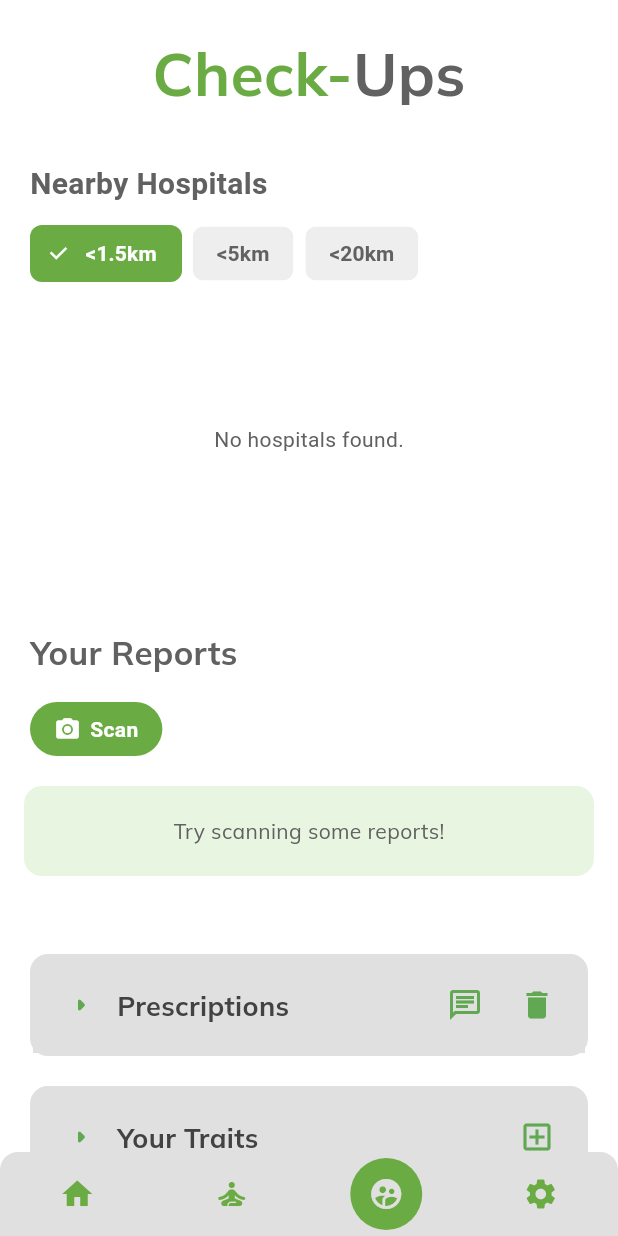
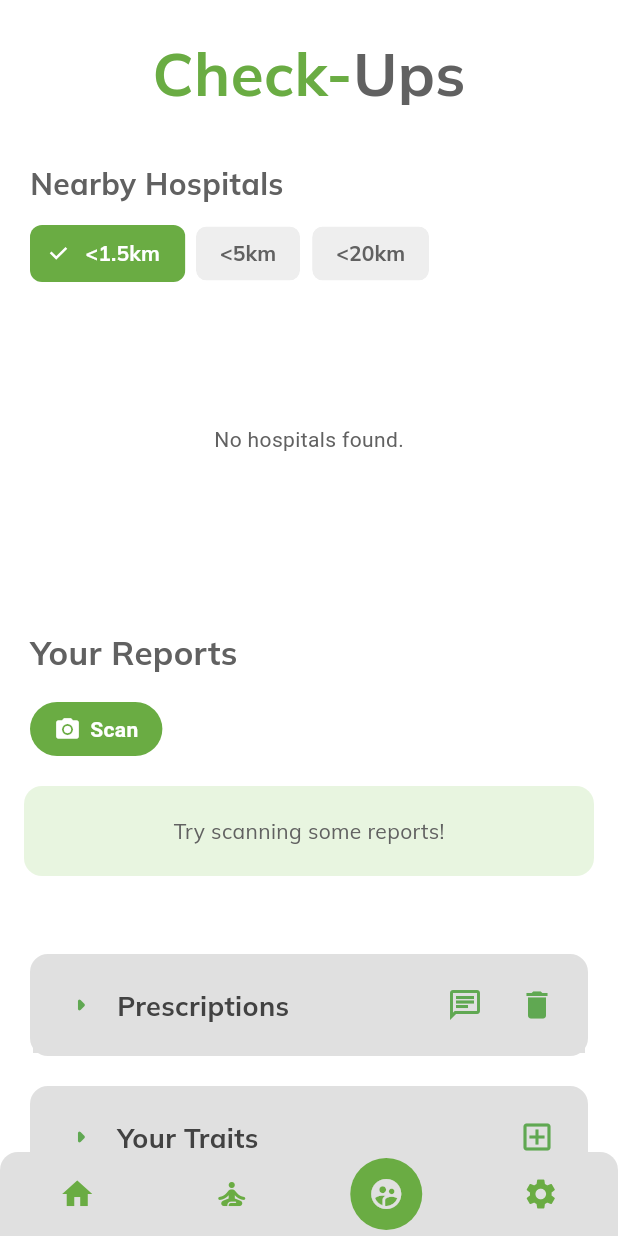
Before and after one commit to Sh1vT/wellnesswiz, a Flutter app: the GlobalScaffold screen opened directly, item 3 of the bottom bar chosen, after a tap on the "delete" icon, on a phone screen of 412 x 824 dp. Run offline on Flutter 3.47's test engine with Material 3 defaults, Android fonts, the phone set to English and light mode, and no system bars; drawn by our look-alikes of flutter_snake_navigationbar; our stand-ins replace audioplayers, cloud_firestore, csv, datetime_picker_formfield, dotted_border, firebase_auth and 18 more; missing offline and left inert: android_intent_plus, another_telephony, dart_geohash, markdown, workmanager; accounts and stored records are empty.

Commit message:
font updates

```diff
--- a/lib/chat/content/alerts/widgets/sos_alert_button.dart
+++ b/lib/chat/content/alerts/widgets/sos_alert_button.dart
@@ -137,19 +137,24 @@ class _SOSAlertButtonState extends State<SOSAlertButton> {
                   width: 20,
                 ),
                 Row(
-                  children: const [
+                  children: [
                     Text(
                       'Send ',
                       style: TextStyle(
-                          color: Colors.red,
-                          fontWeight: FontWeight.bold,
-                          fontSize: 18),
+                        color: Colors.red,
+                        fontWeight: FontWeight.bold,
+                        fontSize: 18,
+                        fontFamily: 'Mulish',
+                      ),
                     ),
                     Text('Alerts',
-                        style: TextStyle(
-                            fontWeight: FontWeight.bold,
-                            color: Colors.grey,
-                            fontSize: 18)),
+                      style: TextStyle(
+                        fontWeight: FontWeight.bold,
+                        color: Colors.grey,
+                        fontSize: 18,
+                        fontFamily: 'Mulish',
+                      ),
+                    ),
                   ],
                 ),
                 Spacer(),
--- a/lib/chat/content/alerts/widgets/sos_contacts_button.dart
+++ b/lib/chat/content/alerts/widgets/sos_contacts_button.dart
@@ -60,13 +60,15 @@ class SOSContactsButton extends StatelessWidget {
                       style: TextStyle(
                           color: Color.fromARGB(255, 106, 172, 67),
                           fontWeight: FontWeight.bold,
-                          fontSize: 18),
+                          fontSize: 18,
+                          fontFamily: 'Mulish'),
                     ),
                     Text('Contacts',
                         style: TextStyle(
                             fontWeight: FontWeight.bold,
                             color: Colors.grey,
-                            fontSize: 18)),
+                            fontSize: 18,
+                            fontFamily: 'Mulish')),
                   ],
                 ),
                 Spacer(),
--- a/lib/doctor/content/docs/widgets/doctors_section.dart
+++ b/lib/doctor/content/docs/widgets/doctors_section.dart
@@ -75,7 +75,7 @@ class _NearbyHospitalsSectionState extends State<NearbyHospitalsSection> {
           padding: const EdgeInsets.only(left: 20, right: 20, top: 18, bottom: 0),
           child: Text(
             'Nearby Hospitals',
-            style: const TextStyle(fontSize: 20, fontWeight: FontWeight.bold, color: ColorPalette.black),
+            style: const TextStyle(fontSize: 20, fontWeight: FontWeight.bold, color: ColorPalette.black, fontFamily: 'Mulish'),
           ),
         ),
         Padding(
@@ -90,6 +90,7 @@ class _NearbyHospitalsSectionState extends State<NearbyHospitalsSection> {
                     style: TextStyle(
                       color: selectedTier == i ? Colors.white : ColorPalette.black,
                       fontWeight: FontWeight.w600,
+                      fontFamily: 'Mulish',
                     ),
                   ),
                   selected: selectedTier == i,
--- a/lib/doctor/content/metrics/widgets/metric_trend_chart.dart
+++ b/lib/doctor/content/metrics/widgets/metric_trend_chart.dart
@@ -63,7 +63,7 @@ class _MetricTrendChartState extends State<MetricTrendChart> {
                   ),
                   Row(
                     mainAxisAlignment: MainAxisAlignment.spaceBetween,
-                    children: dateLabels.map((label) => Text(label, style: const TextStyle(fontSize: 10))).toList(),
+                    children: dateLabels.map((label) => Text(label, style: const TextStyle(fontSize: 10, fontFamily: 'Mulish'))).toList(),
                   ),
                 ],
               ),
@@ -138,7 +138,7 @@ class _TrendLinePainter extends CustomPainter {
     }
     canvas.drawPath(path, linePaint);
     // Y axis labels
-    final textStyle = const TextStyle(fontSize: 12, color: Colors.black, fontWeight: FontWeight.bold);
+    final textStyle = const TextStyle(fontSize: 12, color: Colors.black, fontWeight: FontWeight.bold, fontFamily: 'Mulish');
     final textPainterMin = TextPainter(
       text: TextSpan(text: minVal.toStringAsFixed(1), style: textStyle),
       textDirection: ui.TextDirection.ltr,
--- a/lib/doctor/content/metrics/widgets/report_type_selector.dart
+++ b/lib/doctor/content/metrics/widgets/report_type_selector.dart
@@ -26,7 +26,7 @@ class ReportTypeSelector extends StatelessWidget {
       children: [
         const Text(
           "Select Report Type",
-          style: TextStyle(fontWeight: FontWeight.bold),
+          style: TextStyle(fontWeight: FontWeight.bold, fontFamily: 'Mulish'),
         ),
         const SizedBox(height: 8),
         Wrap(
@@ -43,6 +43,7 @@ class ReportTypeSelector extends StatelessWidget {
                         color: selectedType == type ? Colors.white : ColorPalette.black,
                         fontWeight: FontWeight.w600,
                         fontSize: 14,
+                        fontFamily: 'Mulish',
                       ),
                     ),
                   ),
--- a/lib/login/sign_in_button.dart
+++ b/lib/login/sign_in_button.dart
@@ -36,7 +36,7 @@ class SignInButton extends StatelessWidget {
               Text(
                 buttontext,
                 style: TextStyle(
-                    fontFamily: "Mulish",
+                    fontFamily: 'Mulish',
                     fontSize: 16,
                     color: Colors.grey.shade700,
                     fontWeight: FontWeight.w600),
--- a/lib/mental_peace/content/monitor/widgets/emotion_monitor.dart
+++ b/lib/mental_peace/content/monitor/widgets/emotion_monitor.dart
@@ -59,7 +59,7 @@ class _EmotionMonitorState extends State<EmotionMonitor> {
         return AlertDialog(
           title: Text(
             'Your chat sessions for $day',
-            style: TextStyle(fontSize: 18),
+            style: TextStyle(fontSize: 18, fontFamily: 'Mulish'),
           ),
           content: SingleChildScrollView(
             child: Column(
@@ -101,14 +101,10 @@ class _EmotionMonitorState extends State<EmotionMonitor> {
             value: time.toDouble(),
             title: '',
             radius: 60,
-            titleStyle: TextStyle(
-              fontSize: 14,
-              fontWeight: FontWeight.bold,
-              color: Colors.white,
-            ),
+            titleStyle: TextStyle(fontFamily: 'Mulish'),
             badgeWidget: Text(
               emotion,
-              style: TextStyle(color: Colors.white, fontWeight: FontWeight.bold),
+              style: TextStyle(color: Colors.white, fontWeight: FontWeight.bold, fontFamily: 'Mulish'),
             ),
           );
         }).toList(),
@@ -187,19 +183,19 @@ class _EmotionMonitorState extends State<EmotionMonitor> {
               getTitlesWidget: (value, meta) {
                 switch (value.toInt()) {
                   case 0:
-                    return Text('Mon', style: TextStyle(color: Colors.black));
+                    return Text('Mon', style: TextStyle(color: Colors.black, fontFamily: 'Mulish'));
                   case 1:
-                    return Text('Tue', style: TextStyle(color: Colors.black));
+                    return Text('Tue', style: TextStyle(color: Colors.black, fontFamily: 'Mulish'));
                   case 2:
-                    return Text('Wed', style: TextStyle(color: Colors.black));
+                    return Text('Wed', style: TextStyle(color: Colors.black, fontFamily: 'Mulish'));
                   case 3:
-                    return Text('Thu', style: TextStyle(color: Colors.black));
+                    return Text('Thu', style: TextStyle(color: Colors.black, fontFamily: 'Mulish'));
                   case 4:
-                    return Text('Fri', style: TextStyle(color: Colors.black));
+                    return Text('Fri', style: TextStyle(color: Colors.black, fontFamily: 'Mulish'));
                   case 5:
-                    return Text('Sat', style: TextStyle(color: Colors.black));
+                    return Text('Sat', style: TextStyle(color: Colors.black, fontFamily: 'Mulish'));
                   case 6:
-                    return Text('Sun', style: TextStyle(color: Colors.black));
+                    return Text('Sun', style: TextStyle(color: Colors.black, fontFamily: 'Mulish'));
                   default:
                     return const Text('');
                 }
@@ -246,7 +242,8 @@ class _EmotionMonitorState extends State<EmotionMonitor> {
             style: TextStyle(
                 fontWeight: FontWeight.w600,
                 fontSize: 16,
-                color: Colors.grey.shade700),
+                color: Colors.grey.shade700,
+                fontFamily: 'Mulish'),
           ),
         ),
         Padding(
--- a/lib/mental_peace/content/socialize/widgets/chatroom_selection_screen.dart
+++ b/lib/mental_peace/content/socialize/widgets/chatroom_selection_screen.dart
@@ -182,7 +182,7 @@ class _ChatRoomSelectionScreenState extends State<ChatRoomSelectionScreen> {
                             children: [
                               Text(
                                 'Anonymous Room',
-                                style: TextStyle(fontSize: 18),
+                                style: TextStyle(fontSize: 18, fontFamily: 'Mulish'),
                               ),
                               Row(children: [
                                 Text(
@@ -193,7 +193,7 @@ class _ChatRoomSelectionScreenState extends State<ChatRoomSelectionScreen> {
                                 ),
                                 Text(
                                   topic,
-                                  style: TextStyle(fontWeight: FontWeight.w600),
+                                  style: TextStyle(fontWeight: FontWeight.w600, fontFamily: 'Mulish'),
                                 )
                               ]),
                             ],
--- a/lib/mental_peace/content/socialize/widgets/post_tile.dart
+++ b/lib/mental_peace/content/socialize/widgets/post_tile.dart
@@ -40,7 +40,7 @@ class PostTile extends StatelessWidget {
             ),
             if (post.content.isNotEmpty) ...[
               const SizedBox(height: 12),
-              Text(post.content, style: const TextStyle(fontSize: 16)),
+              Text(post.content, style: const TextStyle(fontSize: 16, fontFamily: 'Mulish')),
             ],
             if (post.imageUrl.isNotEmpty) ...[
               const SizedBox(height: 12),
--- a/lib/quick_access/content/account/widgets/my_account_button.dart
+++ b/lib/quick_access/content/account/widgets/my_account_button.dart
@@ -32,13 +32,17 @@ class MyAccountButton extends StatelessWidget {
                       style: TextStyle(
                           color: Color.fromARGB(255, 106, 172, 67),
                           fontWeight: FontWeight.bold,
-                          fontSize: 18),
+                          fontSize: 18,
+                          fontFamily: 'Mulish',
+                      ),
                     ),
                     Text('Account',
                         style: TextStyle(
                             fontWeight: FontWeight.bold,
                             color: Colors.grey.shade700,
-                            fontSize: 18)),
+                            fontSize: 18,
+                            fontFamily: 'Mulish',
+                        )),
                   ],
                 ),
                 Spacer(),
--- a/lib/quick_access/content/bookings/widgets/my_bookings_button.dart
+++ b/lib/quick_access/content/bookings/widgets/my_bookings_button.dart
@@ -38,13 +38,17 @@ class MyBookingsButton extends StatelessWidget {
                       style: TextStyle(
                           color: Color.fromARGB(255, 106, 172, 67),
                           fontWeight: FontWeight.bold,
-                          fontSize: 18),
+                          fontSize: 18,
+                          fontFamily: 'Mulish',
+                      ),
                     ),
                     Text('Bookings',
                         style: TextStyle(
                             fontWeight: FontWeight.bold,
                             color: Colors.grey.shade700,
-                            fontSize: 18)),
+                            fontSize: 18,
+                            fontFamily: 'Mulish',
+                        )),
                   ],
                 ),
                 Spacer(),
--- a/lib/quick_access/content/logout/widgets/log_out_button.dart
+++ b/lib/quick_access/content/logout/widgets/log_out_button.dart
@@ -36,9 +36,11 @@ class LogOutButton extends StatelessWidget {
                 Text(
                   'Log Out',
                   style: TextStyle(
-                      fontWeight: FontWeight.bold,
-                      color: Colors.red.shade700,
-                      fontSize: 18),
+                    fontWeight: FontWeight.bold,
+                    color: Colors.red.shade700,
+                    fontSize: 18,
+                    fontFamily: 'Mulish',
+                  ),
                 ),
                 Spacer(),
                 Icon(
--- a/lib/quick_access/content/positivity/widgets/daily_positivity_button.dart
+++ b/lib/quick_access/content/positivity/widgets/daily_positivity_button.dart
@@ -32,13 +32,17 @@ class DailyPositivityButton extends StatelessWidget {
                       style: TextStyle(
                           color: Color.fromARGB(255, 106, 172, 67),
                           fontWeight: FontWeight.bold,
-                          fontSize: 18),
+                          fontSize: 18,
+                          fontFamily: 'Mulish',
+                      ),
                     ),
                     Text('Positivity',
                         style: TextStyle(
                             fontWeight: FontWeight.bold,
                             color: Colors.grey.shade700,
-                            fontSize: 18)),
+                            fontSize: 18,
+                            fontFamily: 'Mulish',
+                        )),
                   ],
                 ),
                 Spacer(),
--- a/lib/quick_access/content/reminders/widgets/my_reminders_button.dart
+++ b/lib/quick_access/content/reminders/widgets/my_reminders_button.dart
@@ -39,13 +39,17 @@ class MyRemindersButton extends StatelessWidget {
                       style: TextStyle(
                           color: Color.fromARGB(255, 106, 172, 67),
                           fontWeight: FontWeight.bold,
-                          fontSize: 18),
+                          fontSize: 18,
+                          fontFamily: 'Mulish',
+                      ),
                     ),
                     Text('Reminders',
                         style: TextStyle(
                             fontWeight: FontWeight.bold,
                             color: Colors.grey.shade700,
-                            fontSize: 18)),
+                            fontSize: 18,
+                            fontFamily: 'Mulish',
+                        )),
                   ],
                 ),
                 Spacer(),
--- a/lib/quick_access/content/sos/widgets/sos_contacts_button.dart
+++ b/lib/quick_access/content/sos/widgets/sos_contacts_button.dart
@@ -36,13 +36,17 @@ class SosContactsButton extends StatelessWidget {
                       style: TextStyle(
                           color: Color.fromARGB(255, 106, 172, 67),
                           fontWeight: FontWeight.bold,
-                          fontSize: 18),
+                          fontSize: 18,
+                          fontFamily: 'Mulish',
+                      ),
                     ),
                     Text('Contacts',
                         style: TextStyle(
                             fontWeight: FontWeight.bold,
                             color: Colors.grey.shade700,
-                            fontSize: 18)),
+                            fontSize: 18,
+                            fontFamily: 'Mulish',
+                        )),
                   ],
                 ),
                 Spacer(),
```
Also changed, not shown: lib/doctor/content/prescriptions/models/prescription.dart (added, +51 -0 lines), lib/mental_peace/content/exercises/widgets/exercise_screen.dart (+4 -3 lines).
